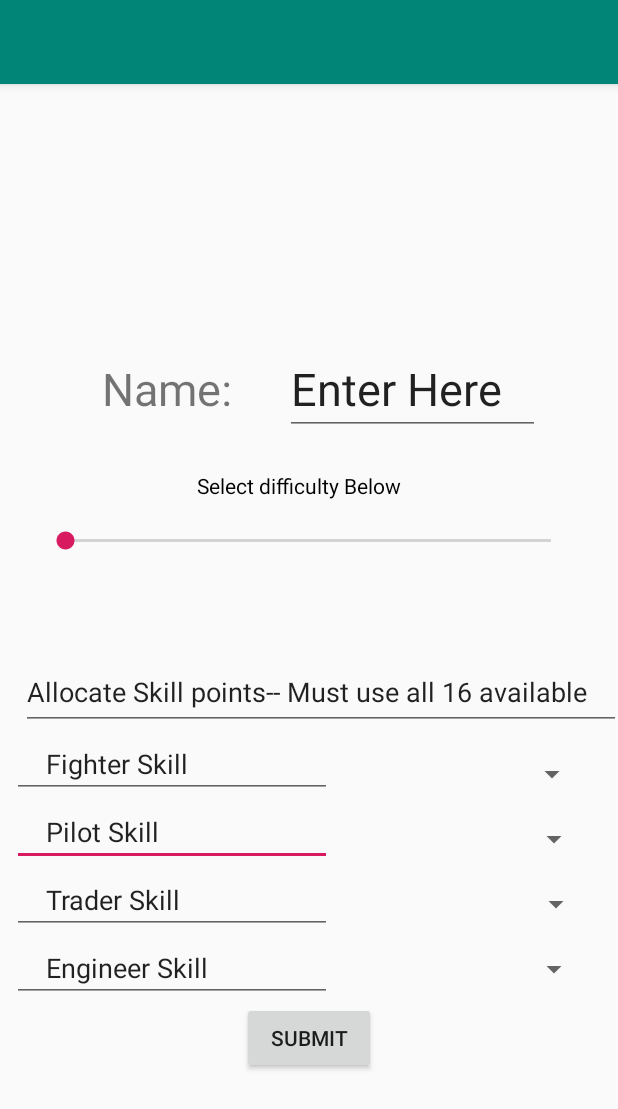
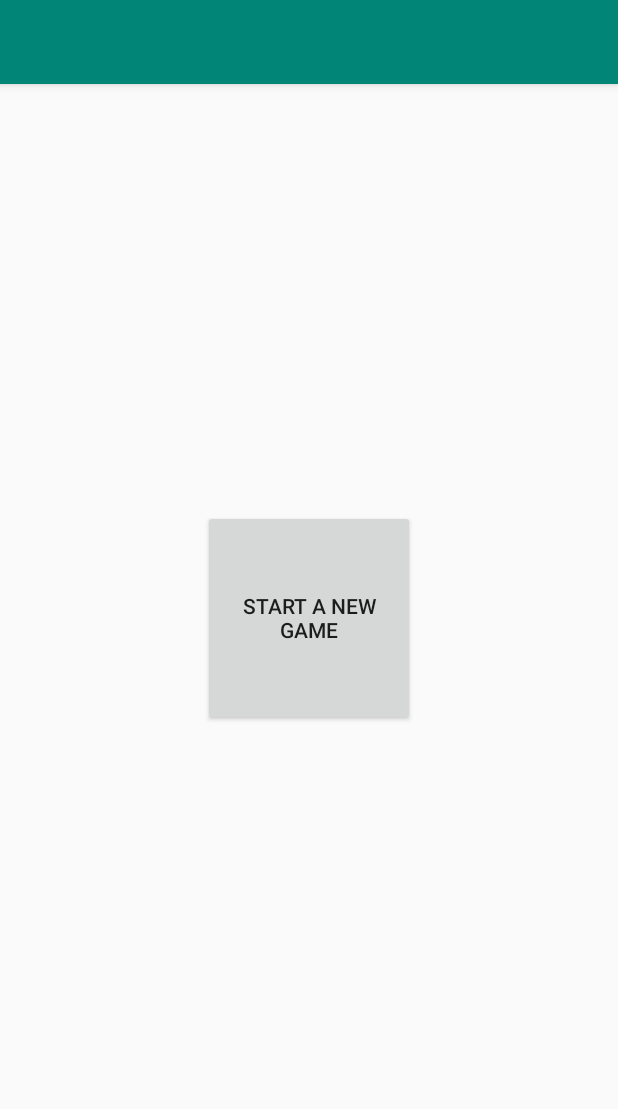
Before and after one commit to liamfernandez/ActualSpaceTrader2340, an Android app: the screen it shows after launch (MainActivity), on a phone screen of 412 x 824 dp. Shown: the top 1109 px of the screen. Run offline under Robolectric (Android 15) with nearby library versions, the phone set to English and light mode, and no system bars.

```diff
--- a/space-trader/app/src/main/AndroidManifest.xml
+++ b/space-trader/app/src/main/AndroidManifest.xml
@@ -9,6 +9,10 @@
         android:roundIcon="@mipmap/ic_launcher_round"
         android:supportsRtl="true"
         android:theme="@style/AppTheme">
+        <activity
+            android:name=".views.SignInActivity"
+            android:label="Space Trader"
+            android:theme="@style/AppTheme.NoActionBar"></activity>
         <activity
             android:name=".views.MainActivity"
             android:label="@string/app_name"
--- a/space-trader/app/src/main/java/edu/gatech/cs2340/spacetrader/views/MainActivity.java
+++ b/space-trader/app/src/main/java/edu/gatech/cs2340/spacetrader/views/MainActivity.java
@@ -1,12 +1,15 @@
 package edu.gatech.cs2340.spacetrader.views;
 
+import android.content.Intent;
 import android.os.Bundle;
 import android.support.design.widget.FloatingActionButton;
 import android.support.design.widget.Snackbar;
 import android.support.v7.app.AppCompatActivity;
+import android.widget.Button;
 import android.view.Menu;
 import android.view.MenuItem;
 import android.view.View;
+import android.view.View.OnClickListener;
 import android.widget.Toolbar;
 
 import edu.gatech.cs2340.spacetrader.R;
@@ -17,6 +20,15 @@ public class MainActivity extends AppCompatActivity {
     protected void onCreate(Bundle savedInstanceState) {
         super.onCreate(savedInstanceState);
         setContentView(R.layout.activity_main);
+        Button start = findViewById(R.id.PlayGameBtn);
+        start.setOnClickListener(new OnClickListener() {
+            @Override
+            public void onClick(View v) {
+                Intent intent = new Intent(MainActivity.this, SignInActivity.class);
+                startActivity(intent);
+
+            }
+        });
 //        Toolbar toolbar = findViewById(R.id.toolbar);
 //        setSupportActionBar(toolbar);
 //
--- a/space-trader/app/src/main/res/layout/activity_main.xml
+++ b/space-trader/app/src/main/res/layout/activity_main.xml
@@ -20,8 +20,19 @@
 
     </android.support.design.widget.AppBarLayout>
 
-    <include
-        android:id="@+id/include"
-        layout="@layout/content_main" />
+    <RelativeLayout android:id="@+id/RelativeLayout01"
+        android:layout_width="fill_parent"
+        android:layout_height="fill_parent"
+        xmlns:android="http://schemas.android.com/apk/res/android">
+
+        <Button
+            android:id="@+id/PlayGameBtn"
+            android:layout_width="141dp"
+            android:text="Start a New game"
+            android:layout_height="144dp"
+            android:layout_centerInParent="true"></Button>
+
+    </RelativeLayout>
+
 
 </android.support.design.widget.CoordinatorLayout>
--- a/space-trader/app/src/main/res/layout/content_main.xml
+++ b/space-trader/app/src/main/res/layout/content_main.xml
@@ -5,8 +5,7 @@
     android:layout_width="match_parent"
     android:layout_height="match_parent"
     app:layout_behavior="@string/appbar_scrolling_view_behavior"
-    tools:context=".views.MainActivity"
-    tools:showIn="@layout/activity_main">
+    tools:context=".views.SignInActivity">
 
     <EditText
         android:id="@+id/text_skill2"
@@ -78,6 +77,7 @@
         android:layout_width="172dp"
         android:layout_height="43dp"
         android:layout_marginEnd="8dp"
+        android:dropDownWidth="match_parent"
         app:layout_constraintBottom_toTopOf="@+id/button_submit_signIn"
         app:layout_constraintEnd_toEndOf="parent"
         app:layout_constraintHorizontal_bias="0.0"
@@ -88,6 +88,7 @@
         android:layout_width="172dp"
         android:layout_height="43dp"
         android:layout_marginEnd="8dp"
+        android:dropDownWidth="match_parent"
         app:layout_constraintBottom_toTopOf="@+id/spinner_skill_3"
         app:layout_constraintEnd_toEndOf="parent"
         app:layout_constraintHorizontal_bias="0.0"
@@ -98,6 +99,7 @@
         android:layout_width="172dp"
         android:layout_height="43dp"
         android:layout_marginEnd="20dp"
+        android:dropDownWidth="wrap_content"
         app:layout_constraintBottom_toTopOf="@+id/spinner_skill_2"
         app:layout_constraintEnd_toEndOf="parent" />
 
@@ -106,6 +108,7 @@
         android:layout_width="173dp"
         android:layout_height="43dp"
         android:layout_marginEnd="8dp"
+        android:dropDownWidth="match_parent"
         app:layout_constraintBottom_toTopOf="@+id/spinner_skill_4"
         app:layout_constraintEnd_toEndOf="parent"
         app:layout_constraintHorizontal_bias="0.0"
```
Also changed, not shown: space-trader/app/src/main/java/edu/gatech/cs2340/spacetrader/views/SignInActivity.java (+5 -5 lines).
